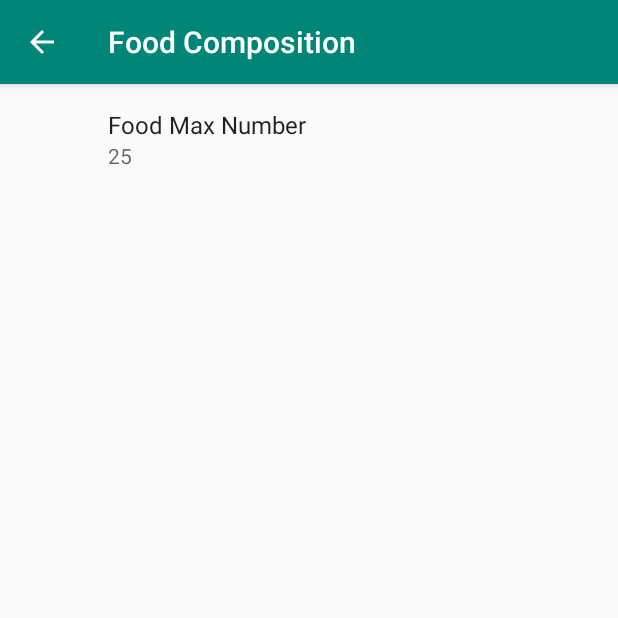
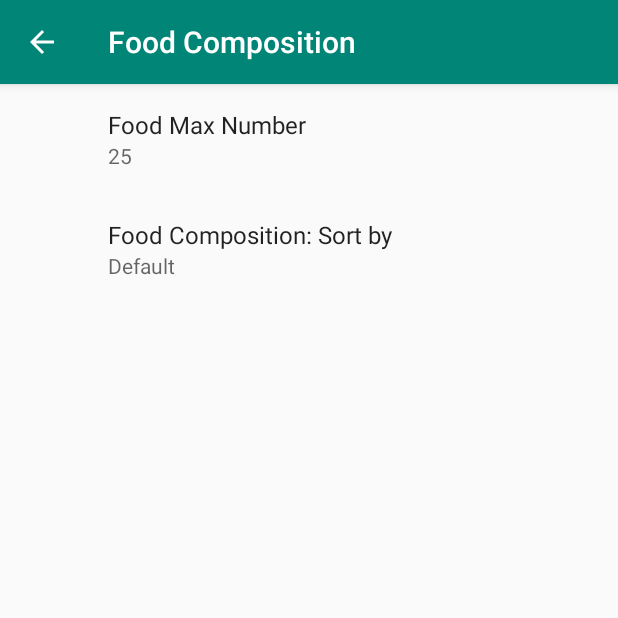
Before and after one commit to chanmic/Food-Composition, an Android app: the SettingsFragment screen opened directly, with no data from a screen before it, on a phone screen of 412 x 824 dp, the top half of it. Run offline under Robolectric (Android 15) with nearby library versions, the phone set to English and light mode, and no system bars; our stand-ins replace androidx.preference.

Commit message:
Added sorting preference to FoodCompositionActivity

```diff
--- a/FoodComposition/app/src/main/java/com/example/foodcomposition/FoodCompositionActivity.java
+++ b/FoodComposition/app/src/main/java/com/example/foodcomposition/FoodCompositionActivity.java
@@ -1,7 +1,9 @@
 package com.example.foodcomposition;
 
 import android.content.Intent;
+import android.content.SharedPreferences;
 import android.os.AsyncTask;
+import android.preference.PreferenceManager;
 import android.support.v4.app.ShareCompat;
 import android.support.v7.app.AppCompatActivity;
 import android.os.Bundle;
@@ -89,8 +91,10 @@ public class FoodCompositionActivity extends AppCompatActivity
             if (s != null) {
                 mLoadingErrorTV.setVisibility(View.INVISIBLE);
                 mCompositionListRV.setVisibility(View.VISIBLE);
+                SharedPreferences preferences = PreferenceManager.getDefaultSharedPreferences(getApplicationContext());
+                String sort = preferences.getString(getString(R.string.pref_food_sort), getString(R.string.pref_sort_default));
                 CompositionUrils.CompositionRepo[] repos
-                        = CompositionUrils.parseCompositionSearchResults(s);
+                        = CompositionUrils.parseCompositionSearchResults(s, sort);
                 mCompositionAdapter.updateSearchResults(repos);
             } else {
                 mLoadingErrorTV.setVisibility(View.VISIBLE);
--- a/FoodComposition/app/src/main/res/values/arrays.xml
+++ b/FoodComposition/app/src/main/res/values/arrays.xml
@@ -1,15 +1,28 @@
 <?xml version="1.0" encoding="utf-8"?>
 <resources>
-    <string-array name="pref_sort_entries">
+    <string-array name="pref_max_entries">
         <item>@string/pref_max_entry_25</item>
         <item>@string/pref_max_entry_15</item>
         <item>@string/pref_max_entry_5</item>
     </string-array>
 
-    <string-array name="pref_sort_values">
+    <string-array name="pref_max_values">
         <item>@string/pref_max_value_25</item>
         <item>@string/pref_max_value_15</item>
         <item>@string/pref_max_value_5</item>
     </string-array>
 
+    <string-array name="pref_sort_entries">
+        <item>@string/pref_sort_default_entry</item>
+        <item>@string/pref_sort_names_entry</item>
+        <item>@string/pref_sort_values_entry</item>
+        <item>@string/pref_sort_units_entry</item>
+    </string-array>
+
+    <string-array name="pref_sort_values">
+        <item>@string/pref_sort_default_value</item>
+        <item>@string/pref_sort_names_value</item>
+        <item>@string/pref_sort_values_value</item>
+        <item>@string/pref_sort_units_value</item>
+    </string-array>
 </resources>
--- a/FoodComposition/app/src/main/res/values/strings.xml
+++ b/FoodComposition/app/src/main/res/values/strings.xml
@@ -1,14 +1,14 @@
 <resources>
     <string name="app_name">Food Composition</string>
     <string name="search_box_hint">Search Food name...</string>
-    <string name="search_button_text">Do Search</string>
+    <string name="search_button_text">Search</string>
     <string name="loading_error">Unable to run query.  Check internet.</string>
     <string name="share_repo_text">%1$s: "ndbno number is: "%2$s</string>
     <string name="share_chooser_title">How do you want to share this repo?</string>
     <string name="action_share">Share</string>
     <string name="action_settings">Settings</string>
 
-    <!-- Strings for sort-by preference -->
+    <!-- Strings for max search items preference -->
     <string name="pref_food_max" translatable="false">Food Max Number</string>
     <string name="pref_max_title">Food Max Number</string>
     <string name="pref_max_entry_25">25</string>
@@ -18,4 +18,17 @@
     <string name="pref_max_entry_5">5</string>
     <string name="pref_max_value_5" translatable="false">5</string>
     <string name="pref_max_default">@string/pref_max_entry_25</string>
+
+    <!-- Strings for sort preference -->
+    <string name="pref_food_sort" translatable="false">Food Composition: Sort by</string>
+    <string name="pref_sort_title">Food Composition: Sort by</string>
+    <string name="pref_sort_default_entry">Default</string>
+    <string name="pref_sort_default_value" translatable="false">Default</string>
+    <string name="pref_sort_names_entry">Names</string>
+    <string name="pref_sort_names_value" translatable="false">Names</string>
+    <string name="pref_sort_values_entry">Values</string>
+    <string name="pref_sort_values_value" translatable="false">Values</string>
+    <string name="pref_sort_units_entry">Units</string>
+    <string name="pref_sort_units_value" translatable="false">Units</string>
+    <string name="pref_sort_default">@string/pref_sort_default_entry</string>
 </resources>
--- a/FoodComposition/app/src/main/res/xml/prefs.xml
+++ b/FoodComposition/app/src/main/res/xml/prefs.xml
@@ -5,7 +5,17 @@
         android:title="@string/pref_max_title"
         android:summary="%s"
         android:dialogTitle="@string/pref_max_title"
+        android:entries="@array/pref_max_entries"
+        android:entryValues="@array/pref_max_values"
+        android:defaultValue="@string/pref_max_default"/>
+
+    <ListPreference
+        android:key="@string/pref_food_sort"
+        android:title="@string/pref_sort_title"
+        android:summary="%s"
+        android:dialogTitle="@string/pref_sort_title"
         android:entries="@array/pref_sort_entries"
         android:entryValues="@array/pref_sort_values"
-        android:defaultValue="@string/pref_max_default"/>
+        android:defaultValue="@string/pref_sort_default"
+        />
 </PreferenceScreen>
```
Also changed, not shown: FoodComposition/app/src/main/java/com/example/foodcomposition/utils/CompositionUrils.java (+32 -2 lines), 1 other file.
